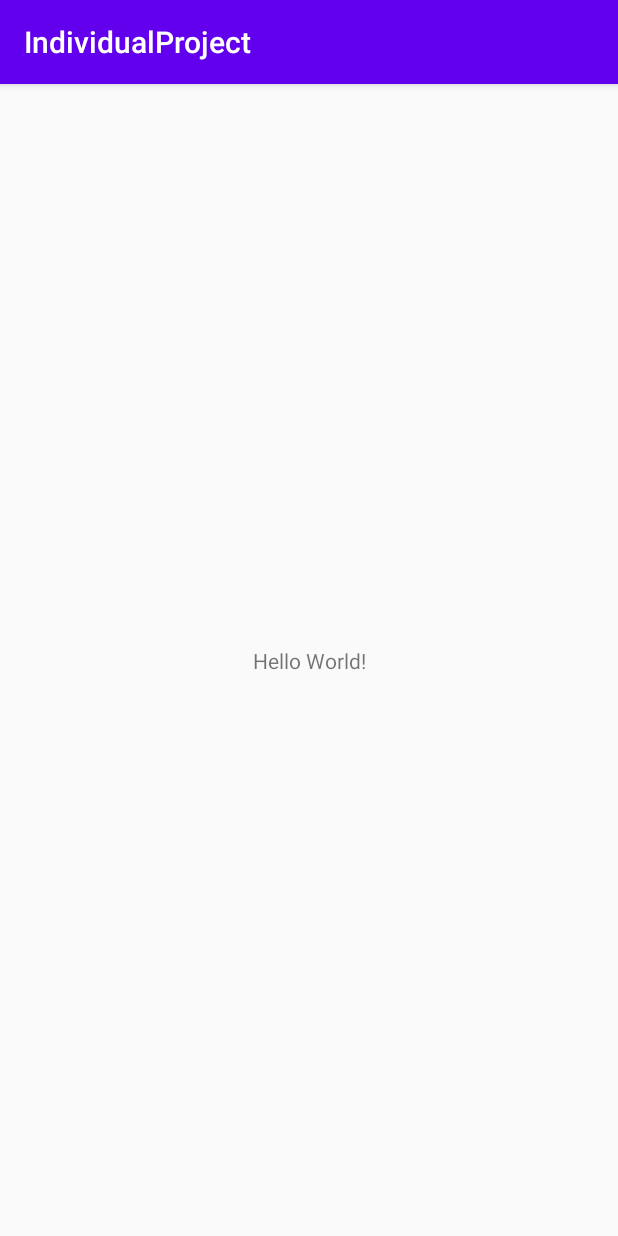
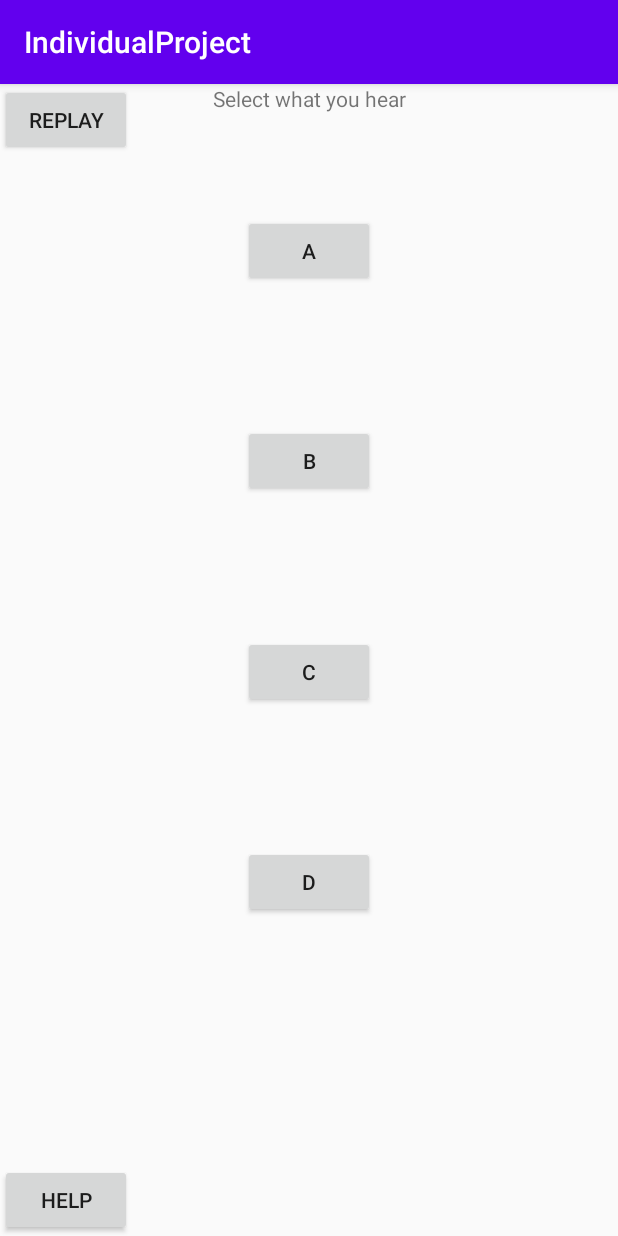
Before and after one commit to DanTenorio/IndividualProject, an Android app: the screen it shows after launch (MainActivity), on a phone screen of 412 x 824 dp. Run offline under Robolectric (Android 15) with nearby library versions, the phone set to English and light mode, and no system bars.

Commit message:
Added the buttons on the main activity and created help activity

```diff
--- a/app/src/main/AndroidManifest.xml
+++ b/app/src/main/AndroidManifest.xml
@@ -9,6 +9,7 @@
         android:roundIcon="@mipmap/ic_launcher_round"
         android:supportsRtl="true"
         android:theme="@style/AppTheme">
+        <activity android:name=".LearningActivity"></activity>
         <activity android:name=".MainActivity">
             <intent-filter>
                 <action android:name="android.intent.action.MAIN" />
--- /dev/null
+++ b/app/src/main/java/com/example/android/individualproject/LearningActivity.java
@@ -0,0 +1,14 @@
+package com.example.android.individualproject;
+
+import androidx.appcompat.app.AppCompatActivity;
+
+import android.os.Bundle;
+
+public class LearningActivity extends AppCompatActivity {
+
+    @Override
+    protected void onCreate(Bundle savedInstanceState) {
+        super.onCreate(savedInstanceState);
+        setContentView(R.layout.activity_learning);
+    }
+}
--- a/app/src/main/java/com/example/android/individualproject/MainActivity.java
+++ b/app/src/main/java/com/example/android/individualproject/MainActivity.java
@@ -3,12 +3,67 @@ package com.example.android.individualproject;
 import androidx.appcompat.app.AppCompatActivity;
 
 import android.os.Bundle;
+import android.view.View;
+import android.widget.Button;
 
-public class MainActivity extends AppCompatActivity {
+import java.util.ArrayList;
+import java.util.Random;
+
+public class MainActivity extends AppCompatActivity implements View.OnClickListener {
+
+    char[] lettersAndNumbers = "ABCDEFGHIJKLMNOPQRSTUVWXYZ0123456789".toCharArray();
+    Button buttonA;
+    Button buttonB;
+    Button buttonC;
+    Button buttonD;
+    Button helpButton;
+    Button replayButton;
 
     @Override
     protected void onCreate(Bundle savedInstanceState) {
         super.onCreate(savedInstanceState);
         setContentView(R.layout.activity_main);
+        initializeButtons();
+    }
+
+
+
+    public void initializeButtons() {
+        buttonA = (Button) findViewById(R.id.buttonA);
+        buttonB = (Button) findViewById(R.id.buttonB);
+        buttonC = (Button) findViewById(R.id.buttonC);
+        buttonD = (Button) findViewById(R.id.buttonD);
+        helpButton = (Button) findViewById(R.id.helpButton);
+        replayButton = (Button) findViewById(R.id.replayButton);
+
+        buttonA.setOnClickListener(this);
+        buttonB.setOnClickListener(this);
+        buttonC.setOnClickListener(this);
+        buttonD.setOnClickListener(this);
+        helpButton.setOnClickListener(this);
+        replayButton.setOnClickListener(this);
+/*
+        ArrayList usedChars = new ArrayList();
+        Random r = new Random();
+        int firstInt = r.nextInt();
+        usedChars.add(firstInt);
+        for(int i = 0; i<3; i++) {
+            int randInt = r.nextInt();
+            if(usedChars.contains(randInt)) {
+                i--;
+            } else {
+                usedChars.add(randInt);
+            }
+        }
+        char correctChar = lettersAndNumbers[firstInt];
+        char inChar1 = lettersAndNumbers[(int)usedChars.get(0)];
+        char inChar2 = lettersAndNumbers[(int)usedChars.get(1)];
+        char inChar3 = lettersAndNumbers[(int)usedChars.get(2)];*/
+//Need to figure out how to initiate random letters on text
+    }
+
+    @Override
+    public void onClick(View v) {
+        Random r =new Random();
     }
 }
--- /dev/null
+++ b/app/src/main/res/layout/activity_learning.xml
@@ -0,0 +1,25 @@
+<?xml version="1.0" encoding="utf-8"?>
+<androidx.constraintlayout.widget.ConstraintLayout xmlns:android="http://schemas.android.com/apk/res/android"
+    xmlns:app="http://schemas.android.com/apk/res-auto"
+    xmlns:tools="http://schemas.android.com/tools"
+    android:layout_width="match_parent"
+    android:layout_height="match_parent"
+    tools:context=".LearningActivity">
+
+    <Button
+        android:id="@+id/button7"
+        android:layout_width="wrap_content"
+        android:layout_height="wrap_content"
+        android:layout_marginBottom="32dp"
+        android:text="Button"
+        app:layout_constraintBottom_toBottomOf="parent"
+        app:layout_constraintEnd_toEndOf="parent"
+        app:layout_constraintStart_toStartOf="parent" />
+
+    <Spinner
+        android:id="@+id/spinner2"
+        android:layout_width="409dp"
+        android:layout_height="wrap_content"
+        tools:layout_editor_absoluteX="1dp"
+        tools:layout_editor_absoluteY="384dp" />
+</androidx.constraintlayout.widget.ConstraintLayout>
--- a/app/src/main/res/layout/activity_main.xml
+++ b/app/src/main/res/layout/activity_main.xml
@@ -6,13 +6,80 @@
     android:layout_height="match_parent"
     tools:context=".MainActivity">
 
-    <TextView
+    <Button
+        android:id="@+id/buttonA"
         android:layout_width="wrap_content"
         android:layout_height="wrap_content"
-        android:text="Hello World!"
+        android:layout_marginTop="24dp"
+        android:layout_marginBottom="24dp"
+        android:text="@string/buttonA"
+        app:layout_constraintBottom_toTopOf="@+id/buttonB"
+        app:layout_constraintEnd_toEndOf="parent"
+        app:layout_constraintHorizontal_bias="0.501"
+        app:layout_constraintStart_toStartOf="parent"
+        app:layout_constraintTop_toBottomOf="@+id/instructionText" />
+
+    <Button
+        android:id="@+id/buttonB"
+        android:layout_width="wrap_content"
+        android:layout_height="wrap_content"
+        android:layout_marginTop="24dp"
+        android:layout_marginBottom="24dp"
+        android:text="@string/buttonB"
+        app:layout_constraintBottom_toTopOf="@+id/buttonC"
+        app:layout_constraintEnd_toEndOf="parent"
+        app:layout_constraintHorizontal_bias="0.501"
+        app:layout_constraintStart_toStartOf="parent"
+        app:layout_constraintTop_toBottomOf="@+id/buttonA" />
+
+    <Button
+        android:id="@+id/buttonC"
+        android:layout_width="wrap_content"
+        android:layout_height="wrap_content"
+        android:layout_marginTop="24dp"
+        android:layout_marginBottom="24dp"
+        android:text="@string/buttonC"
+        app:layout_constraintBottom_toTopOf="@+id/buttonD"
+        app:layout_constraintEnd_toEndOf="parent"
+        app:layout_constraintHorizontal_bias="0.501"
+        app:layout_constraintStart_toStartOf="parent"
+        app:layout_constraintTop_toBottomOf="@+id/buttonB" />
+
+    <Button
+        android:id="@+id/buttonD"
+        android:layout_width="wrap_content"
+        android:layout_height="48dp"
+        android:layout_marginTop="24dp"
+        android:layout_marginBottom="168dp"
+        android:text="@string/buttonD"
         app:layout_constraintBottom_toBottomOf="parent"
-        app:layout_constraintLeft_toLeftOf="parent"
-        app:layout_constraintRight_toRightOf="parent"
+        app:layout_constraintEnd_toEndOf="parent"
+        app:layout_constraintHorizontal_bias="0.501"
+        app:layout_constraintStart_toStartOf="parent"
+        app:layout_constraintTop_toBottomOf="@+id/buttonC" />
+
+    <TextView
+        android:id="@+id/instructionText"
+        android:layout_width="wrap_content"
+        android:layout_height="wrap_content"
+        android:text="@string/instructionText"
+        app:layout_constraintEnd_toEndOf="parent"
+        app:layout_constraintStart_toStartOf="parent"
         app:layout_constraintTop_toTopOf="parent" />
 
+    <Button
+        android:id="@+id/replayButton"
+        android:layout_width="wrap_content"
+        android:layout_height="wrap_content"
+        android:text="@string/replayButton"
+        app:layout_constraintStart_toStartOf="parent"
+        app:layout_constraintTop_toTopOf="parent" />
+
+    <Button
+        android:id="@+id/helpButton"
+        android:layout_width="wrap_content"
+        android:layout_height="wrap_content"
+        android:text="@string/helpButton"
+        app:layout_constraintBottom_toBottomOf="parent"
+        app:layout_constraintStart_toStartOf="parent" />
 </androidx.constraintlayout.widget.ConstraintLayout>
--- a/app/src/main/res/values/strings.xml
+++ b/app/src/main/res/values/strings.xml
@@ -1,3 +1,10 @@
 <resources>
     <string name="app_name">IndividualProject</string>
+    <string name="instructionText">Select what you hear</string>
+    <string name="buttonA">A</string>
+    <string name="buttonB">B</string>
+    <string name="buttonC">C</string>
+    <string name="buttonD">D</string>
+    <string name="helpButton">Help</string>
+    <string name="replayButton">Replay</string>
 </resources>
```
